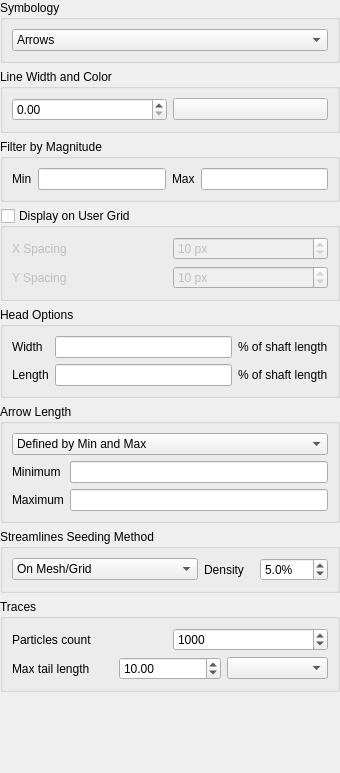
First picture: the form in src/ui/mesh/qgsmeshrenderervectorsettingswidgetbase.ui, repository carsmie/QGIS, before the edit.
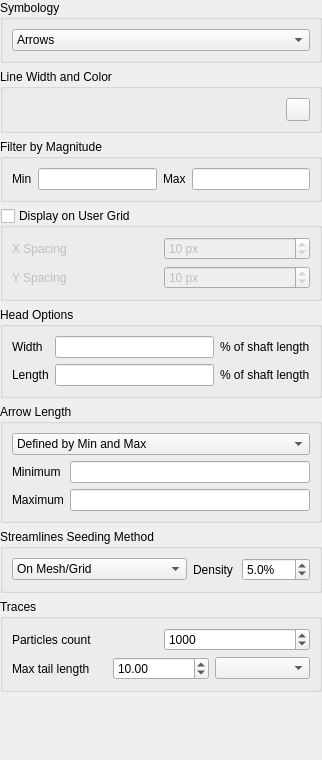
Second picture: the form after the edit. Custom widgets are drawn as their Qt base class.

```diff
--- a/src/ui/mesh/qgsmeshrenderervectorsettingswidgetbase.ui
+++ b/src/ui/mesh/qgsmeshrenderervectorsettingswidgetbase.ui
@@ -6,8 +6,8 @@
    <rect>
     <x>0</x>
     <y>0</y>
-    <width>340</width>
-    <height>773</height>
+    <width>322</width>
+    <height>760</height>
    </rect>
   </property>
   <property name="windowTitle">
@@ -64,7 +64,14 @@
      </property>
      <layout class="QHBoxLayout" name="horizontalLayout_3">
       <item>
-       <widget class="QgsDoubleSpinBox" name="mLineWidthSpinBox"/>
+       <widget class="QgsDoubleSpinBox" name="mLineWidthSpinBox" native="true">
+        <property name="sizePolicy">
+         <sizepolicy hsizetype="Ignored" vsizetype="Preferred">
+          <horstretch>0</horstretch>
+          <verstretch>0</verstretch>
+         </sizepolicy>
+        </property>
+       </widget>
       </item>
       <item>
        <widget class="QgsColorButton" name="mColorWidget"/>
@@ -547,13 +554,13 @@
  <customwidgets>
   <customwidget>
    <class>QgsColorButton</class>
-   <extends>QPushButton</extends>
+   <extends>QToolButton</extends>
    <header>qgscolorbutton.h</header>
    <container>1</container>
   </customwidget>
   <customwidget>
    <class>QgsDoubleSpinBox</class>
-   <extends>QDoubleSpinBox</extends>
+   <extends>QWidget</extends>
    <header>qgsdoublespinbox.h</header>
   </customwidget>
   <customwidget>
```
